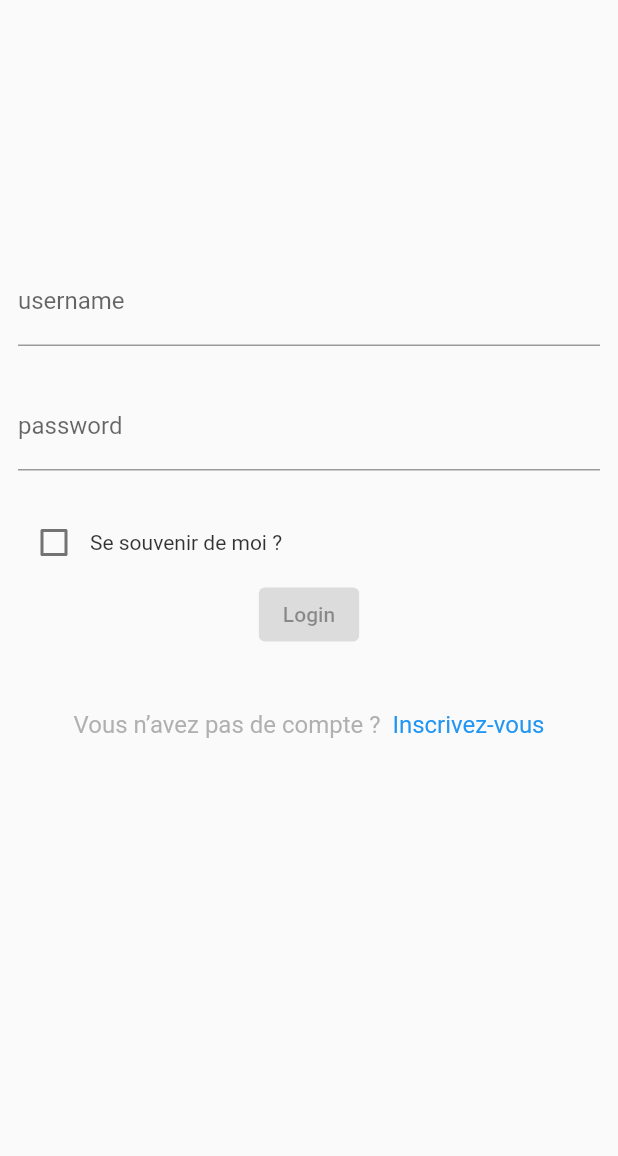
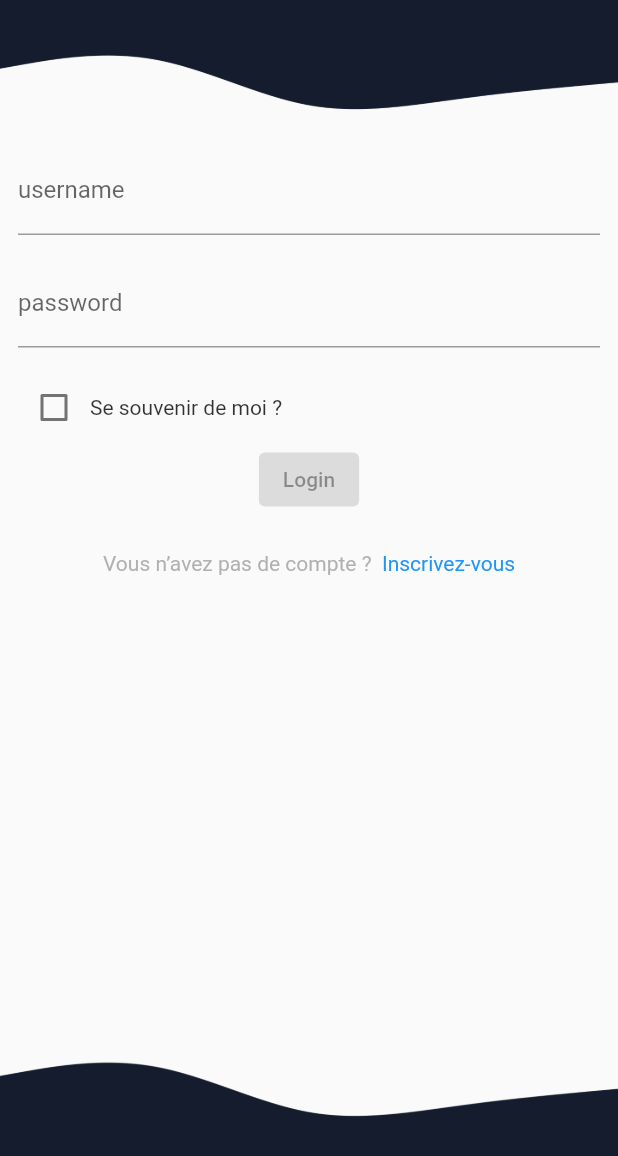
Before and after one commit to anthonyLafolie/watchIt_ui, a Flutter app: the screen it shows after launch, on a phone screen of 412 x 824 dp. Shown: the top 1156 px of the screen. Run offline on Flutter 3.47's test engine with Material 2 defaults, Android fonts, the phone set to English and light mode, and no system bars; our stand-ins replace bloc, equatable, flutter_bloc, flutter_secure_storage, formz; accounts and stored records are empty.

Commit message:
make login ui screen

```diff
--- a/lib/login/view/login_form.dart
+++ b/lib/login/view/login_form.dart
@@ -21,17 +21,17 @@ class LoginForm extends StatelessWidget {
         }
       },
       child: Align(
-        alignment: const Alignment(0, -1 / 3),
+        alignment: const Alignment(0, -2 / 3),
         child: Column(
           mainAxisSize: MainAxisSize.min,
           children: [
             _UsernameInput(),
-            const Padding(padding: EdgeInsets.all(12)),
+            const Padding(padding: EdgeInsets.all(8)),
             _PasswordInput(),
-            const Padding(padding: EdgeInsets.all(12)),
+            const Padding(padding: EdgeInsets.all(8)),
             _RememberMeCheckbox(),
             _LoginButton(),
-            const Padding(padding: EdgeInsets.all(20)),
+            const Padding(padding: EdgeInsets.all(12)),
             _SignUpText(),
           ],
         ),
@@ -134,10 +134,10 @@ class _SignUpText extends StatelessWidget {
   Widget build(BuildContext context) {
     return Row(mainAxisAlignment: MainAxisAlignment.center, children: [
       Text.rich(
-        TextSpan(text: "Vous n’avez pas de compte ?  ", style: TextStyle(color: Colors.grey.withOpacity(0.8), fontSize: 16), children: [
+        TextSpan(text: "Vous n’avez pas de compte ?  ", style: TextStyle(color: Colors.grey.withOpacity(0.8), fontSize: 14), children: [
           TextSpan(
               text: "Inscrivez-vous",
-              style: const TextStyle(color: Colors.blue, fontSize: 16),
+              style: const TextStyle(color: Colors.blue, fontSize: 14),
               recognizer: TapGestureRecognizer()
                 ..onTap = () {
                   Navigator.push(context, Page2.route(Colors.purple));
--- a/lib/login/view/login_screen.dart
+++ b/lib/login/view/login_screen.dart
@@ -13,9 +13,8 @@ class LoginScreen extends StatelessWidget {
   @override
   Widget build(BuildContext context) {
     return Scaffold(
-      body: Padding(
-        padding: const EdgeInsets.all(12),
-        child: BlocProvider(
+      resizeToAvoidBottomInset: false,
+      body: BlocProvider(
         create: (context) {
           return LoginBloc(
             authenticationRepository: RepositoryProvider.of<AuthenticationRepository>(context),
@@ -25,7 +24,23 @@ class LoginScreen extends StatelessWidget {
           onTap: () {
             FocusScope.of(context).unfocus();
           },
-            child: const Scaffold(body: LoginForm()),
+          child: Stack(
+            children: [
+              Positioned(
+                child: Image.asset(
+                  "assets/images/wave_top.png",
+                  width: MediaQuery.of(context).size.width,
+                ),
+                top: 0,
+                left: 0,
+              ),
+              const Padding(padding: EdgeInsets.all(12), child: LoginForm()),
+              Positioned(
+                child: Image.asset("assets/images/wave_bottom.png"),
+                bottom: 0,
+                width: MediaQuery.of(context).size.width,
+              ),
+            ],
           ),
         ),
       ),
```
Lines whose indentation alone changed are shown as unchanged.
